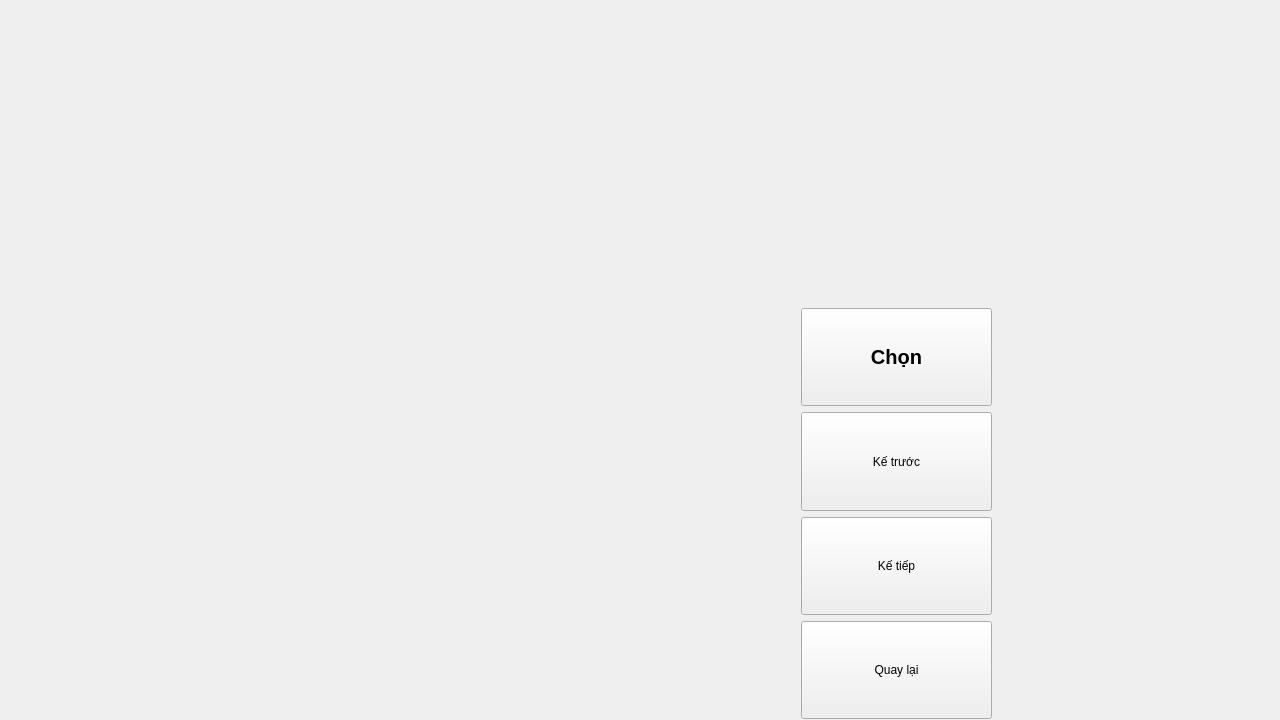
This is form.ui in minhnguyen28204/Hanh-Trinh-Nho as Qt 5 draws it before an edit. The edited form follows.
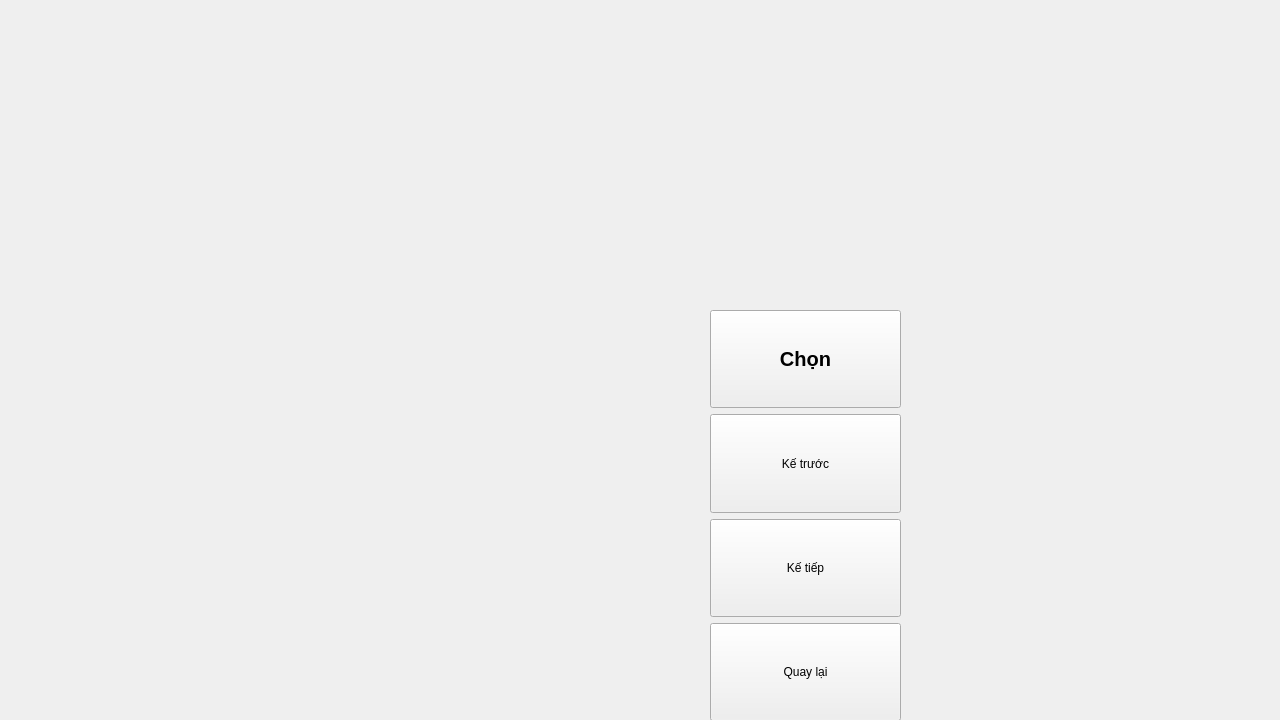
This is the edited form. The open tabs and pages were chosen to show the change. Icons and pictures are not drawn.

The edit to the form file:
```diff
--- a/form.ui
+++ b/form.ui
@@ -28,8 +28,8 @@
   <widget class="QWidget" name="widget" native="true">
    <property name="geometry">
     <rect>
-     <x>1</x>
-     <y>-2</y>
+     <x>-90</x>
+     <y>0</y>
      <width>1281</width>
      <height>721</height>
     </rect>
```
Left out of the diff: 2 changed lines with no effect on the pictures.
